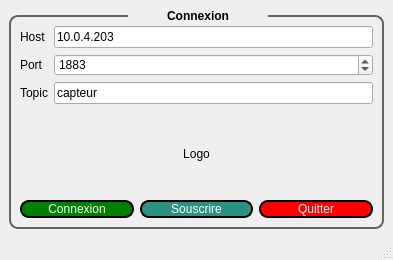
2brams/Qt5ClientMQTT, file mainwindow.ui: the form before one commit.
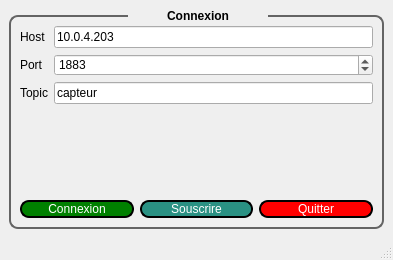
The form after the commit.

Diff of the .ui file:
```diff
--- a/mainwindow.ui
+++ b/mainwindow.ui
@@ -92,7 +92,7 @@
          <item>
           <widget class="QLabel" name="label">
            <property name="text">
-            <string>Logo</string>
+            <string/>
            </property>
            <property name="alignment">
             <set>Qt::AlignCenter</set>
```
Left out of the diff: 2 changed lines with no effect on the pictures.
